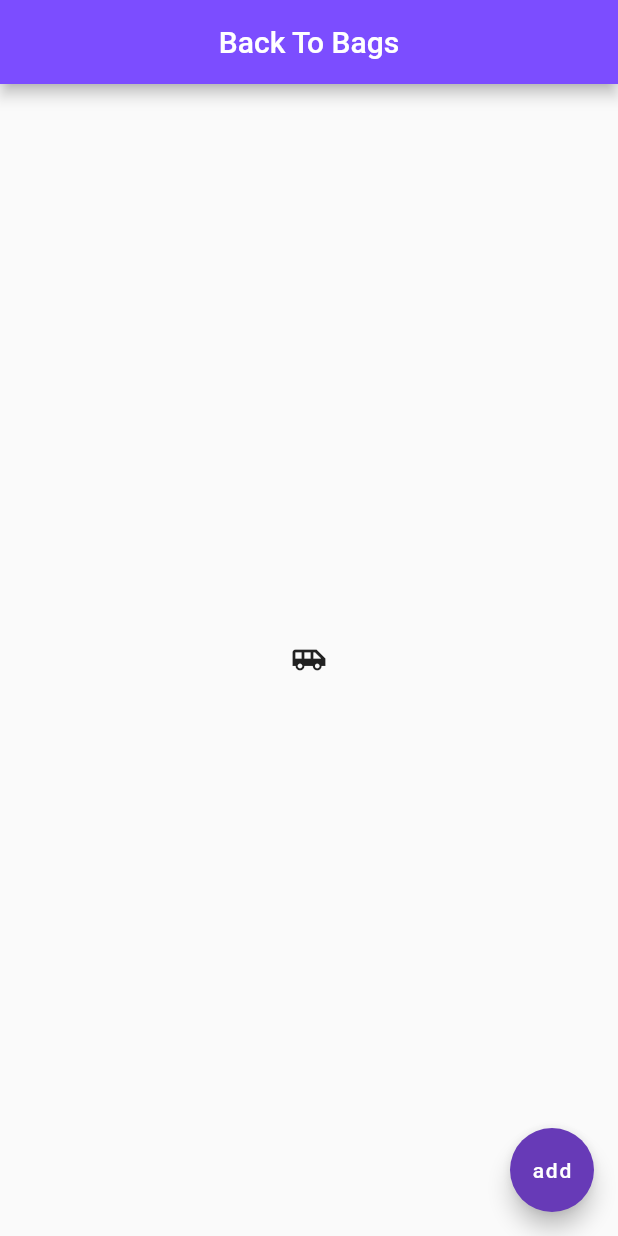
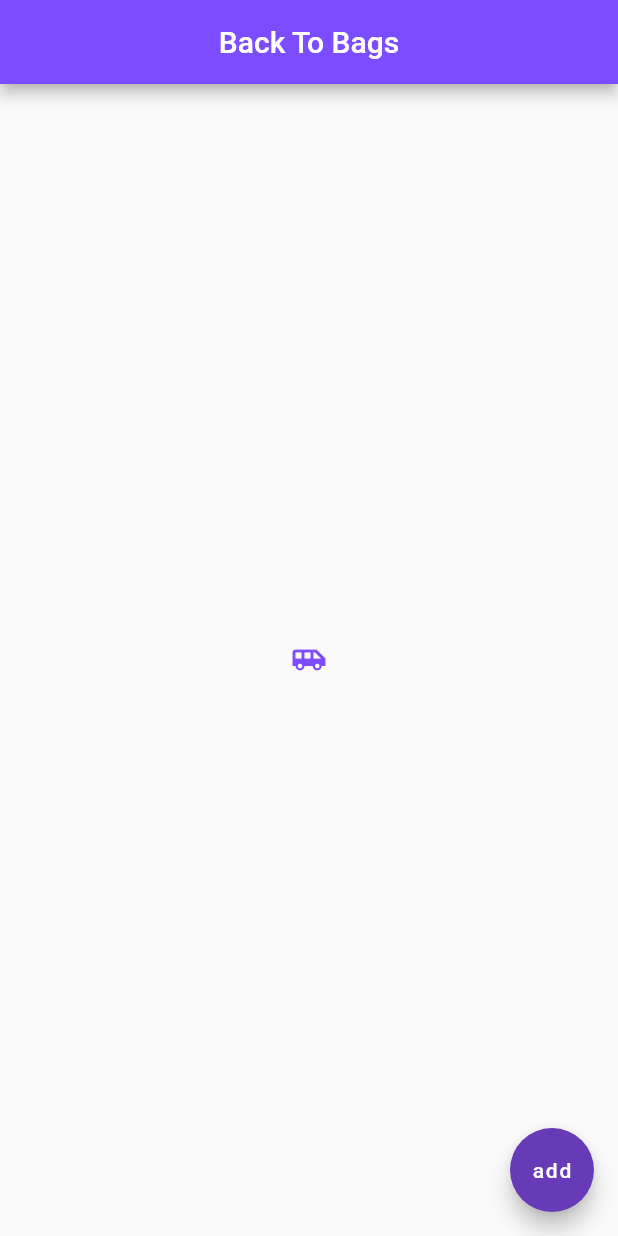
Before and after one commit to gokintosh/myapp, a Flutter app: the screen it shows after launch, on a phone screen of 412 x 824 dp. Run offline on Flutter 3.47's test engine with Material 2 defaults, Android fonts, the phone set to English and light mode, and no system bars.

Commit message:
added color to it

```diff
--- a/lib/main.dart
+++ b/lib/main.dart
@@ -17,6 +17,7 @@ class Home extends StatelessWidget {
       body: Center(
         child: Icon(
           Icons.airport_shuttle,
+          color: Colors.deepPurpleAccent,
         )
         ),
 
```
